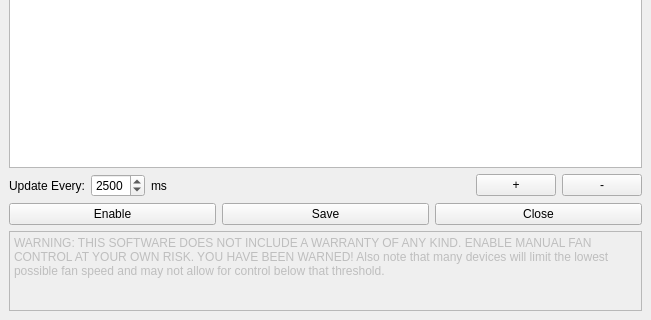
Above: mainwindow.ui from wepiha/qt-amdgpu-fan-ctl before the change; both pictures show x 0 to 651 and y 318 to 638 of the 651 by 638 pixel window. Below: the same form after it.
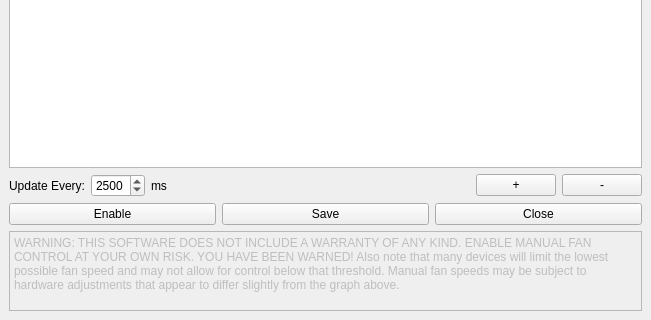
That is the form after the change. Custom widgets are drawn as their Qt base class.

Commit message: Updated WARNING text

Patch:
```diff
--- a/mainwindow.ui
+++ b/mainwindow.ui
@@ -238,7 +238,7 @@
        </size>
       </property>
       <property name="plainText">
-       <string>WARNING: THIS SOFTWARE DOES NOT INCLUDE A WARRANTY OF ANY KIND. ENABLE MANUAL FAN CONTROL AT YOUR OWN RISK. YOU HAVE BEEN WARNED! Also note that many devices will limit the lowest possible fan speed and may not allow for control below that threshold.</string>
+       <string>WARNING: THIS SOFTWARE DOES NOT INCLUDE A WARRANTY OF ANY KIND. ENABLE MANUAL FAN CONTROL AT YOUR OWN RISK. YOU HAVE BEEN WARNED! Also note that many devices will limit the lowest possible fan speed and may not allow for control below that threshold. Manual fan speeds may be subject to hardware adjustments that appear to differ slightly from the graph above.</string>
       </property>
      </widget>
     </item>
```
